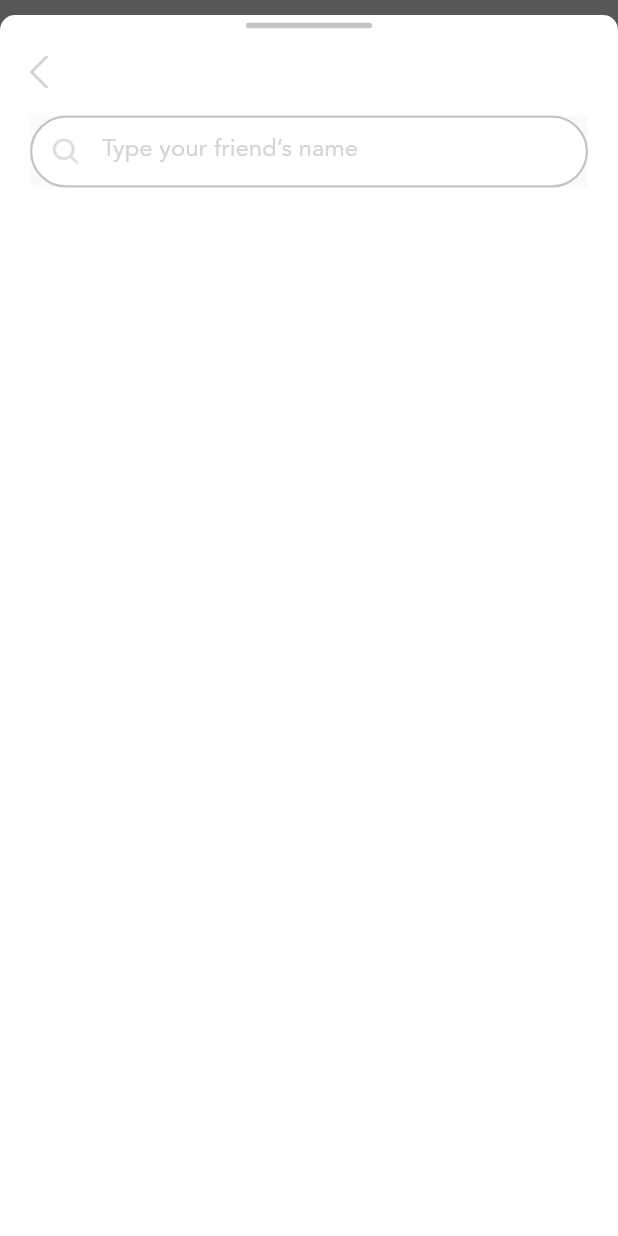
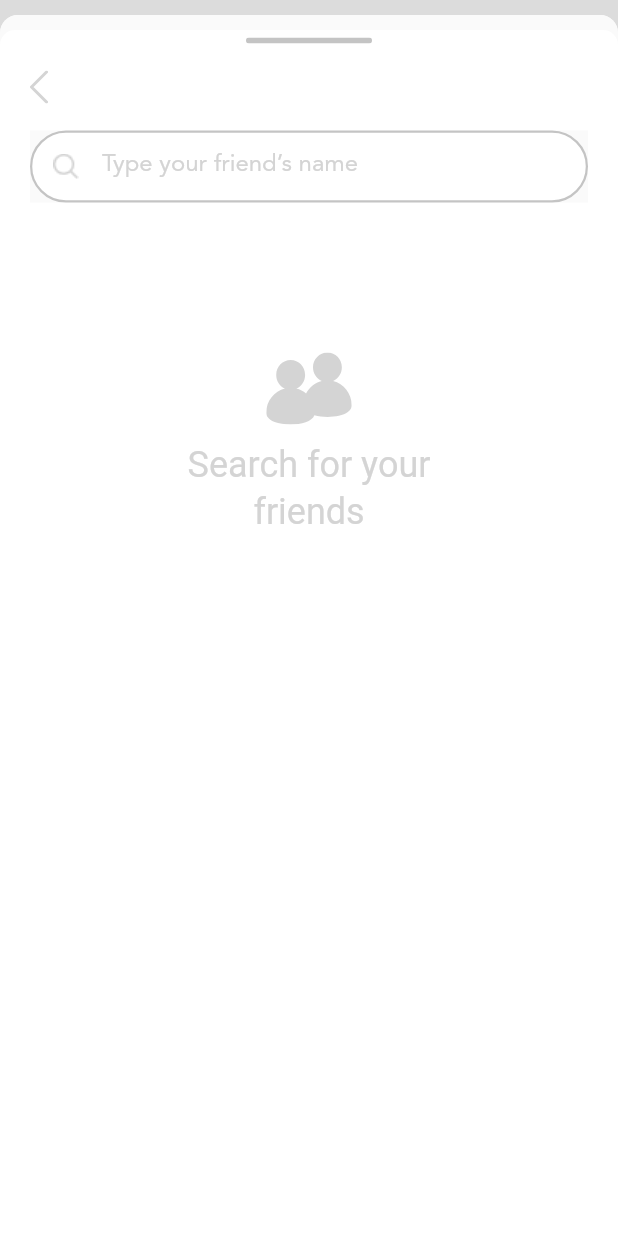
Before and after one commit to Hasangilani21987/flutter_auth, a Flutter app: the InviteFriendBottomModal screen opened directly, after a tap on "Invite Friends", on a phone screen of 412 x 824 dp. Run offline on Flutter 3.47's test engine with Material 2 defaults, Android fonts, the phone set to English and light mode, and no system bars; our stand-ins replace contacts_service, firebase_core, flutter_svg, get, modal_bottom_sheet, permission_handler; accounts and stored records are empty.

Commit message:
Review Bottom Modal Done

```diff
--- a/lib/components/supportList.dart
+++ b/lib/components/supportList.dart
@@ -10,14 +10,13 @@ class SupportList extends StatelessWidget {
   Widget build(BuildContext context) {
     return Container(
       margin: const EdgeInsets.only(top: 20.0),
-      padding: const EdgeInsets.symmetric(horizontal: 30.0),
       child: Row(
         children: [
           SvgPicture.asset(
             "assets/images/bulletIcon.svg",
           ),
           const SizedBox(
-            width: 15.0,
+            width: 10.0,
           ),
           Text(
             textAlign: TextAlign.justify,
--- a/lib/components/textInputField.dart
+++ b/lib/components/textInputField.dart
@@ -7,8 +7,8 @@ class TextInputField extends StatelessWidget {
     this.inputTextStytle,
     this.autocorrect = true,
     this.enableSuggestions = true,
-    required this.inputController,
     required this.inputDecoration,
+    this.onChanged,
   }) : super(key: key);
 
   final bool autocorrect;
@@ -16,16 +16,16 @@ class TextInputField extends StatelessWidget {
   final TextInputType? keyboard;
   final TextStyle? inputTextStytle;
   final InputDecoration inputDecoration;
-  final TextEditingController inputController;
+  final Function(String)? onChanged;
 
   @override
   Widget build(BuildContext context) {
     return Material(
       child: TextFormField(
+        onChanged: onChanged,
         style: inputTextStytle,
         keyboardType: keyboard,
         autocorrect: autocorrect,
-        controller: inputController,
         cursorColor: Colors.black,
         decoration: inputDecoration,
         enableSuggestions: enableSuggestions,
--- a/lib/globals/lists.dart
+++ b/lib/globals/lists.dart
@@ -56,3 +56,5 @@ final kborderStyle = OutlineInputBorder(
     width: 1.5,
   ),
 );
+
+const kFontFamily = "Avenir";
--- a/lib/models/contactSearchModal.dart
+++ b/lib/models/contactSearchModal.dart
@@ -1,27 +1,48 @@
+import 'dart:async';
+import 'package:contacts_service/contacts_service.dart';
 import 'package:flutter/material.dart';
-import 'package:flutter/services.dart';
 import 'package:flutter_auth/components/textInputField.dart';
 import 'package:flutter_auth/globals/lists.dart';
 import 'package:flutter_svg/flutter_svg.dart';
 import 'package:get/get.dart';
 
-class ContactBottomModal extends StatelessWidget {
-  ContactBottomModal({Key? key}) : super(key: key);
+class ContactBottomModal extends StatefulWidget {
+  final String searchText;
+  final String placeholderText;
 
-  final nameController = TextEditingController();
+  const ContactBottomModal({
+    Key? key,
+    required this.searchText,
+    required this.placeholderText,
+  }) : super(key: key);
+
+  @override
+  State<ContactBottomModal> createState() => _ContactBottomModalState();
+}
+
+class _ContactBottomModalState extends State<ContactBottomModal> {
+  Timer? _debounce;
+  RxBool isloading = false.obs;
+  RxList<Contact> contactsList = <Contact>[].obs;
+
+  @override
+  void dispose() {
+    _debounce?.cancel();
+    super.dispose();
+  }
 
   @override
   Widget build(BuildContext context) {
     return Scaffold(
-      backgroundColor: const Color.fromARGB(255, 87, 87, 87),
-      appBar: AppBar(
-        toolbarHeight: 0,
-        systemOverlayStyle: const SystemUiOverlayStyle(
-          statusBarColor: Colors.black,
-        ),
-      ),
       body: SafeArea(
         child: GestureDetector(
+          onTap: () {
+            FocusScopeNode currentFocus = FocusScope.of(context);
+
+            if (!currentFocus.hasPrimaryFocus) {
+              currentFocus.unfocus();
+            }
+          },
           child: Container(
             width: double.infinity,
             height: double.infinity,
@@ -34,6 +55,7 @@ class ContactBottomModal extends StatelessWidget {
               ),
               color: Colors.white,
             ),
+            child: SingleChildScrollView(
               child: Column(
                 children: [
                   Container(
@@ -58,13 +80,29 @@ class ContactBottomModal extends StatelessWidget {
                     margin: const EdgeInsets.only(top: 18.0),
                     child: TextInputField(
                       keyboard: TextInputType.name,
-                    inputController: nameController,
                       inputTextStytle: const TextStyle(
                         fontSize: 18,
                         fontWeight: FontWeight.w400,
                         fontFamily: "Avenir",
                         decoration: TextDecoration.none,
                       ),
+                      onChanged: (value) async {
+                        if (value.isNotEmpty) {
+                          isloading.value = true;
+                          if (_debounce?.isActive ?? false) _debounce?.cancel();
+                          _debounce = Timer(const Duration(milliseconds: 500),
+                              () async {
+                            final result =
+                                await ContactsService.getContacts(query: value);
+                            contactsList.value = result;
+                            isloading.value = false;
+                          });
+                        } else {
+                          _debounce?.cancel();
+                          isloading.value = false;
+                          return contactsList.value = [];
+                        }
+                      },
                       inputDecoration: InputDecoration(
                         filled: true,
                         fillColor: Colors.white,
@@ -72,7 +110,7 @@ class ContactBottomModal extends StatelessWidget {
                         contentPadding: const EdgeInsets.all(0),
                         enabledBorder: kborderStyle,
                         focusedBorder: kborderStyle,
-                      labelText: "Type your friend’s name",
+                        labelText: widget.placeholderText,
                         labelStyle: const TextStyle(
                           fontSize: 16,
                           fontWeight: FontWeight.w400,
@@ -87,10 +125,103 @@ class ContactBottomModal extends StatelessWidget {
                       ),
                     ),
                   ),
-                // Obx((() {
-                //   return Text();
-                // }))
+                  Obx(
+                    (() {
+                      return (contactsList.isEmpty)
+                          ? Container(
+                              margin: const EdgeInsets.only(top: 100.0),
+                              child: Column(
+                                children: [
+                                  Obx(
+                                    () {
+                                      return (isloading.isTrue)
+                                          ? Column(
+                                              children: const [
+                                                CircularProgressIndicator(
+                                                  backgroundColor: Colors.red,
+                                                ),
+                                                SizedBox(
+                                                  height: 10.0,
+                                                ),
+                                                Text(
+                                                  "Loading...",
+                                                )
                                               ],
+                                            )
+                                          : Container();
+                                    },
+                                  ),
+                                  SvgPicture.asset(
+                                    "assets/images/peopleGroup.svg",
+                                  ),
+                                  const SizedBox(
+                                    height: 10.0,
+                                  ),
+                                  Container(
+                                    width: 200,
+                                    child: Text(
+                                      widget.searchText,
+                                      textAlign: TextAlign.center,
+                                      style: const TextStyle(
+                                        fontSize: 24,
+                                        fontWeight: FontWeight.w400,
+                                        color: Color(0xFFD4D4D4),
+                                        decoration: TextDecoration.none,
+                                        height: 1.3,
+                                      ),
+                                    ),
+                                  )
+                                ],
+                              ),
+                            )
+                          : ListView.builder(
+                              shrinkWrap: true,
+                              addAutomaticKeepAlives: false,
+                              itemCount: contactsList.length,
+                              padding: const EdgeInsets.only(top: 20.0),
+                              physics: const NeverScrollableScrollPhysics(),
+                              itemBuilder: (context, index) {
+                                final contact = contactsList[index];
+                                return ListTile(
+                                  contentPadding:
+                                      const EdgeInsets.symmetric(horizontal: 0),
+                                  title: Text(
+                                    contact.displayName.toString(),
+                                    style: const TextStyle(
+                                      fontSize: 16,
+                                      fontFamily: kFontFamily,
+                                      fontWeight: FontWeight.w500,
+                                      decoration: TextDecoration.none,
+                                    ),
+                                  ),
+                                  leading: (contact.avatar != null &&
+                                          contact.avatar!.isNotEmpty)
+                                      ? CircleAvatar(
+                                          backgroundImage: MemoryImage(
+                                            contact.avatar!,
+                                          ),
+                                        )
+                                      : CircleAvatar(
+                                          backgroundColor:
+                                              const Color(0xFFFDDB64),
+                                          child: Text(
+                                            contact.initials(),
+                                            style: const TextStyle(
+                                              fontSize: 14,
+                                              fontFamily: kFontFamily,
+                                              fontWeight: FontWeight.w500,
+                                              decoration: TextDecoration.none,
+                                              color: Colors.white,
+                                            ),
+                                          ),
+                                        ),
+                                );
+                              },
+                            );
+                    }),
+                  )
+                ],
+              ),
             ),
           ),
         ),
--- a/lib/models/inviteFriendModal.dart
+++ b/lib/models/inviteFriendModal.dart
@@ -1,6 +1,7 @@
+import 'package:flutter/material.dart';
 import 'package:get/get.dart';
-import 'package:flutter/material.dart';
 import 'package:flutter_svg/flutter_svg.dart';
+import 'package:modal_bottom_sheet/modal_bottom_sheet.dart';
 import 'package:flutter_auth/models/contactSearchModal.dart';
 import 'package:permission_handler/permission_handler.dart';
 
@@ -92,8 +93,17 @@ class InviteFriendBottomModal extends StatelessWidget {
                       final PermissionStatus permissionStatus =
                           await _getPermission();
                       if (permissionStatus == PermissionStatus.granted) {
-                        Get.to(
-                          ContactBottomModal(),
+                        Navigator.of(context).pop();
+                        showCupertinoModalBottomSheet(
+                          expand: false,
+                          context: context,
+                          useRootNavigator: true,
+                          builder: (context) {
+                            return const ContactBottomModal(
+                              searchText: "Search for your friends",
+                              placeholderText: "Type your friend’s name",
+                            );
+                          },
                         );
                       }
                     },
--- a/lib/models/supportModal.dart
+++ b/lib/models/supportModal.dart
@@ -34,7 +34,9 @@ class SupportBottomModal extends StatelessWidget {
                 SvgPicture.asset(
                   "assets/images/supportLogo.svg",
                 ),
-                Wrap(
+                Padding(
+                  padding: const EdgeInsets.symmetric(horizontal: 30.0),
+                  child: Column(
                     children: const [
                       SupportList(
                         supportText: "Issues with your profile?",
@@ -46,6 +48,7 @@ class SupportBottomModal extends StatelessWidget {
                         supportText: "Want to report a fake account?",
                       ),
                     ],
+                  ),
                 ),
                 TextButton(
                   onPressed: () {},
@@ -69,6 +72,7 @@ class SupportBottomModal extends StatelessWidget {
                         fontSize: 16.0,
                         color: Colors.white,
                         fontWeight: FontWeight.w700,
+                        fontFamily: "Avenir",
                       ),
                     ),
                   ),
```
Also changed, not shown: lib/models/backgroundModal.dart (+72 -1 lines), lib/models/reviewsModal.dart (+168 -2 lines), lib/models/verifyModal.dart (+71 -0 lines), assets/images/backgroundLogo.png (added), assets/images/endrosementTopBar.svg (added), assets/images/peopleGroup.svg (added), assets/images/ratingImage.svg (added), assets/images/verifyLogo.png (added). Lines whose indentation alone changed are shown as unchanged.
